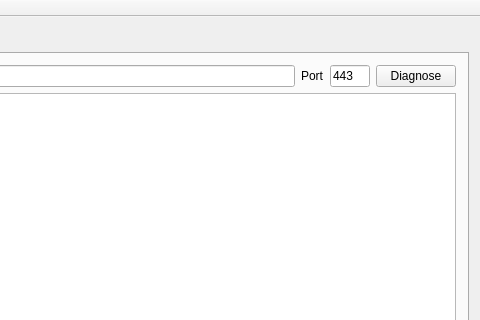
Qt form mainwindow.ui (LoginPeople/Dr-SSL) before a commit; both pictures show x 504 to 984 and y 0 to 320 of the 984 by 573 pixel window.
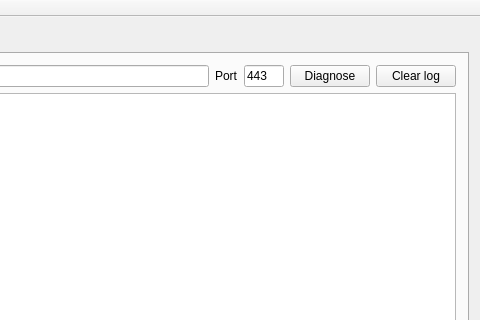
The same form after that commit. Icons and pictures are not drawn.

Commit message: add a button to clear the log

What changed in the file:
```diff
--- a/mainwindow.ui
+++ b/mainwindow.ui
@@ -95,6 +95,13 @@
             </property>
            </widget>
           </item>
+          <item>
+           <widget class="QPushButton" name="clearlogButton">
+            <property name="text">
+             <string>Clear log</string>
+            </property>
+           </widget>
+          </item>
          </layout>
         </item>
         <item>
```
The commit also changes 2 other files.
